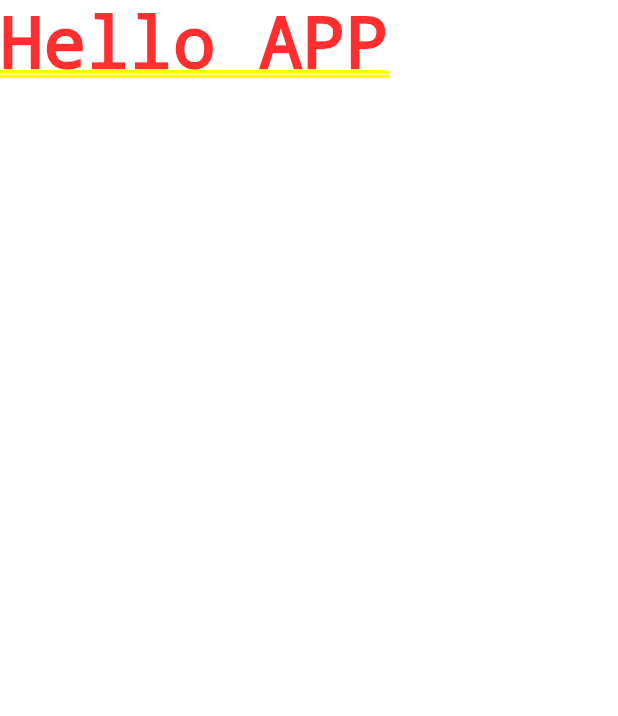
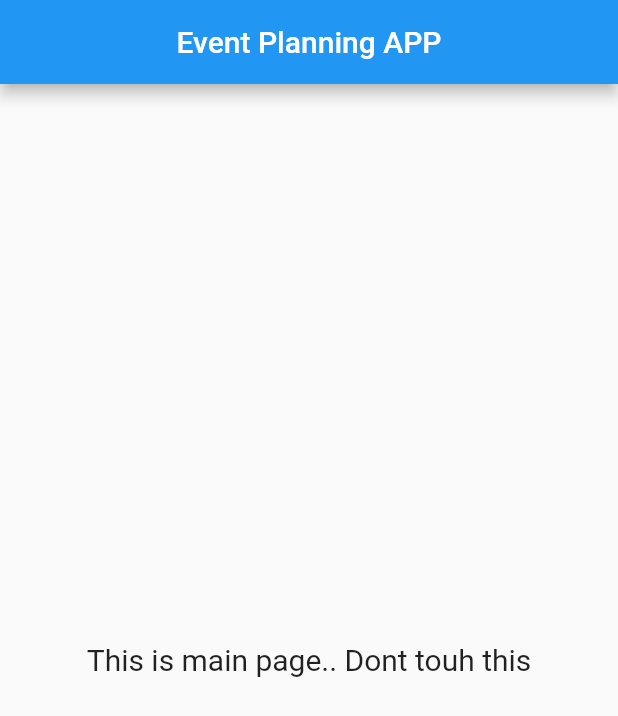
Before and after one commit to SLIIT-Project-ORG/CTSE-Event-Planning-app, a Flutter app: the screen it shows after launch, on a phone screen of 412 x 824 dp. Shown: the top 716 px of the screen. Run offline on Flutter 3.47's test engine with Material 2 defaults, Android fonts, the phone set to English and light mode, and no system bars.

Commit message:
home page setup

```diff
--- a/event_planning_app/lib/screen/HomePage.dart
+++ b/event_planning_app/lib/screen/HomePage.dart
@@ -5,6 +5,15 @@ class HomePage extends StatelessWidget {
 
   @override
   Widget build(BuildContext context) {
-    return const Text("Hello APP");
+    return Scaffold(
+      appBar: AppBar(
+        title: const Text("Event Planning APP"),
+        centerTitle: true,
+      ),
+      body: const Center(
+        child: Text("This is main page.. Dont touh this",
+            style: TextStyle(fontSize: 20)),
+      ),
+    );
   }
 }
```
